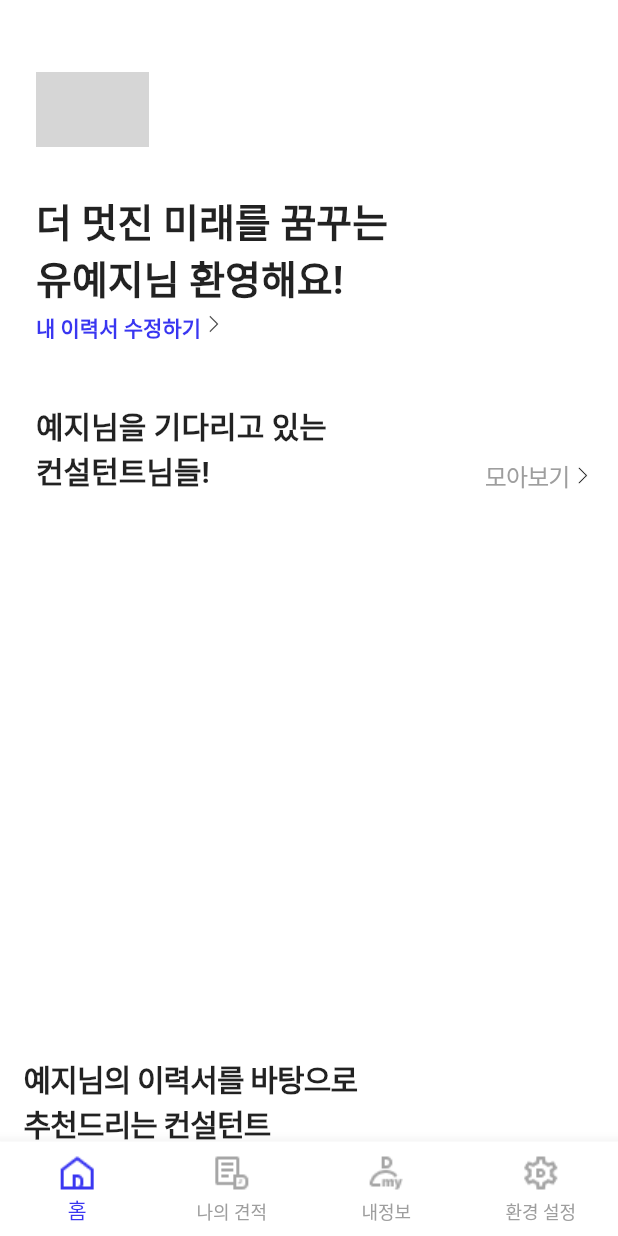
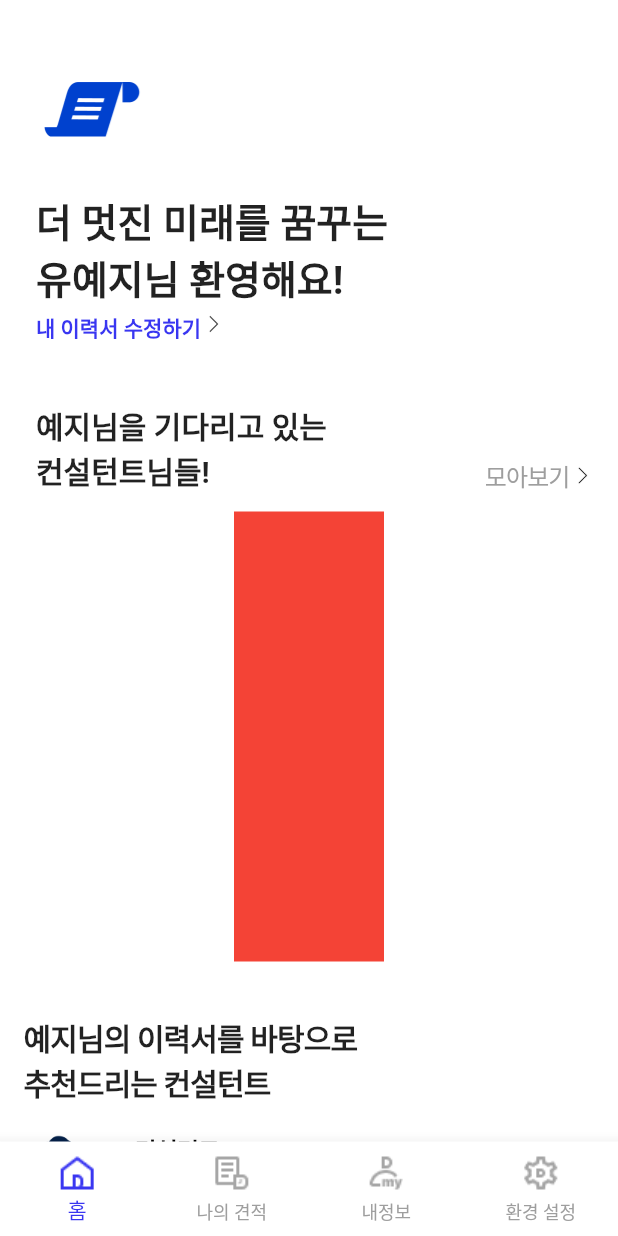
Before and after one commit to sayole/JobDoc, a Flutter app: the screen it shows after launch, after a tap on "둘러보러 가기", on a phone screen of 412 x 824 dp. Run offline on Flutter 3.47's test engine with Material 2 defaults, Android fonts, the light colour scheme and no system bars; our stand-ins replace cloud_firestore, dropdown_search, firebase_auth, firebase_core, firebase_messaging, flutter_animation_progress_bar and 3 more; accounts and stored records are empty; Roboto replaces fonts that are missing (Pretendard); grey boxes are pictures that could not be loaded.

Commit message:
iOS설정완료, 제안서 받지 않을때 ui 설정

```diff
--- a/lib/main.dart
+++ b/lib/main.dart
@@ -117,6 +117,7 @@
   @override
   Widget build(BuildContext context) {
     return MaterialApp(
+      debugShowCheckedModeBanner: false,
       title: 'Flutter Demo',
       theme: ThemeData(
         appBarTheme: const AppBarTheme(backgroundColor: Colors.white),
--- a/lib/pages/main_home/main_home_type1.dart
+++ b/lib/pages/main_home/main_home_type1.dart
@@ -1,9 +1,7 @@
 import 'package:flutter/material.dart';
-import 'package:job_doc/models/user_data.dart';
 import 'package:cloud_firestore/cloud_firestore.dart';
 import 'package:job_doc/services/bottomnavi_service.dart';
 import 'package:provider/provider.dart';
-import 'main_home_type2.dart';
 import 'main_home_type3.dart';
 import 'main_home_type4.dart';
 
@@ -56,12 +54,15 @@
                   Row(
                     crossAxisAlignment: CrossAxisAlignment.start,
                     children: [
-                      Text("내 이력서 수정하기",
+                      GestureDetector(
+                        onTap: () => btmNav.changeIndex(2),
+                        child: Text("내 이력서 수정하기",
                             style: TextStyle(
                                 fontFamily: 'Pretendard',
                                 fontWeight: FontWeight.w700,
                                 fontSize: 14,
                                 color: Color(0xFFF3936F1))),
+                      ),
                       Image(
                           image: AssetImage('assets/icons/right_arrow.png'),
                           width: 16,
@@ -118,10 +119,16 @@
                     } else if (snapshot.connectionState ==
                         ConnectionState.waiting) {
                       return CircularProgressIndicator();
-                    } else {
+                    } else if (snapshot.hasData) {
                       snapshot.data!.docs.forEach((value) {
                         card_list = [...card_list, value.data()!];
                       });
+                      if (card_list.isEmpty) {
+                        return Container(
+                            height: 300,
+                            width: 100,
+                            decoration: BoxDecoration(color: Colors.red));
+                      } else {
                         return Container(
                           height: 327,
                           child: ListView.separated(
@@ -139,6 +146,9 @@
                               separatorBuilder: (context, index) => Divider(),
                               itemCount: card_list.length),
                         );
+                      }
+                    } else {
+                      return Text('오류입니다');
                     }
                   },
                 ),
--- a/lib/pages/main_home/settings.dart
+++ b/lib/pages/main_home/settings.dart
@@ -2,8 +2,11 @@
 
 import 'package:flutter/cupertino.dart';
 import 'package:flutter/material.dart';
+import 'package:provider/provider.dart';
 import 'package:url_launcher/url_launcher.dart';
+import '../../services/bottomnavi_service.dart';
 import '../myPage/my_page.dart';
+import '../proposal/proposal_list.dart';
 import 'main_home_type1.dart';
 import 'settings_withdraw.dart';
 import 'package:url_launcher/url_launcher.dart';
@@ -20,6 +23,7 @@
   bool _toggled = true;
   @override
   Widget build(BuildContext context) {
+    final btmNav = Provider.of<BtmNavProvider>(context, listen: true);
     return Scaffold(
       backgroundColor: Colors.white,
       appBar: AppBar(
@@ -65,9 +69,7 @@
                   width: 20,
                   height: 20,
                 ),
-                onTap: () {
-                  print("감사합니다 수정하시오");
-                },
+                onTap: () => btmNav.changeIndex(2),
               ),
               SizedBox(height: 40),
               Text(
```
Also changed, not shown: pubspec.yaml (+2 -28 lines), 3 other files. Lines whose indentation alone changed are shown as unchanged.
